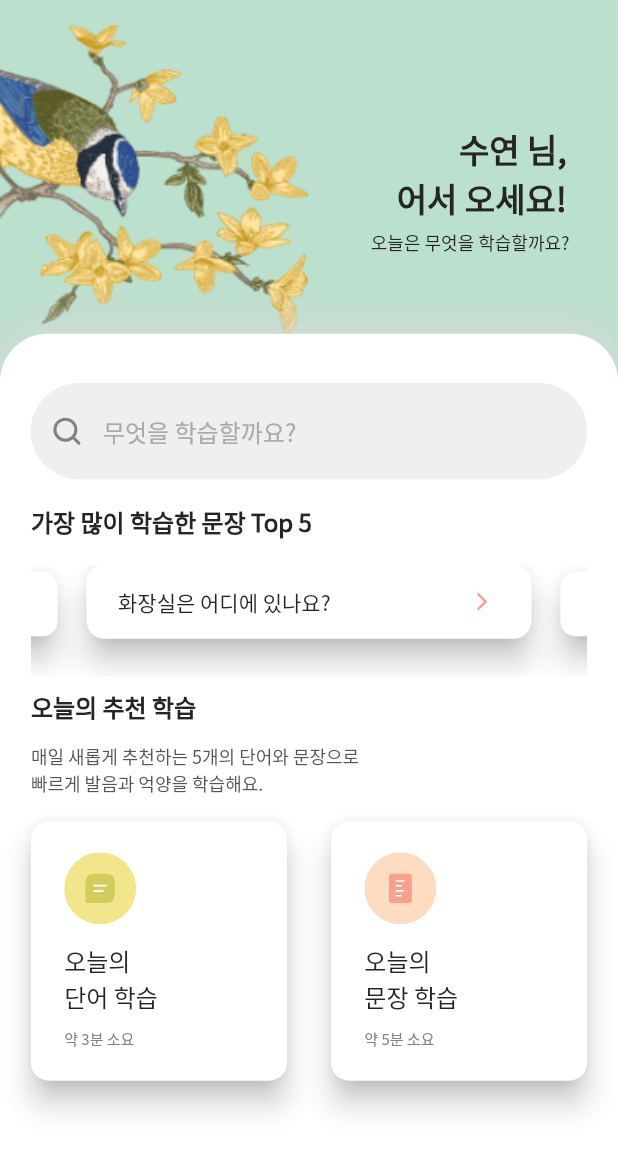
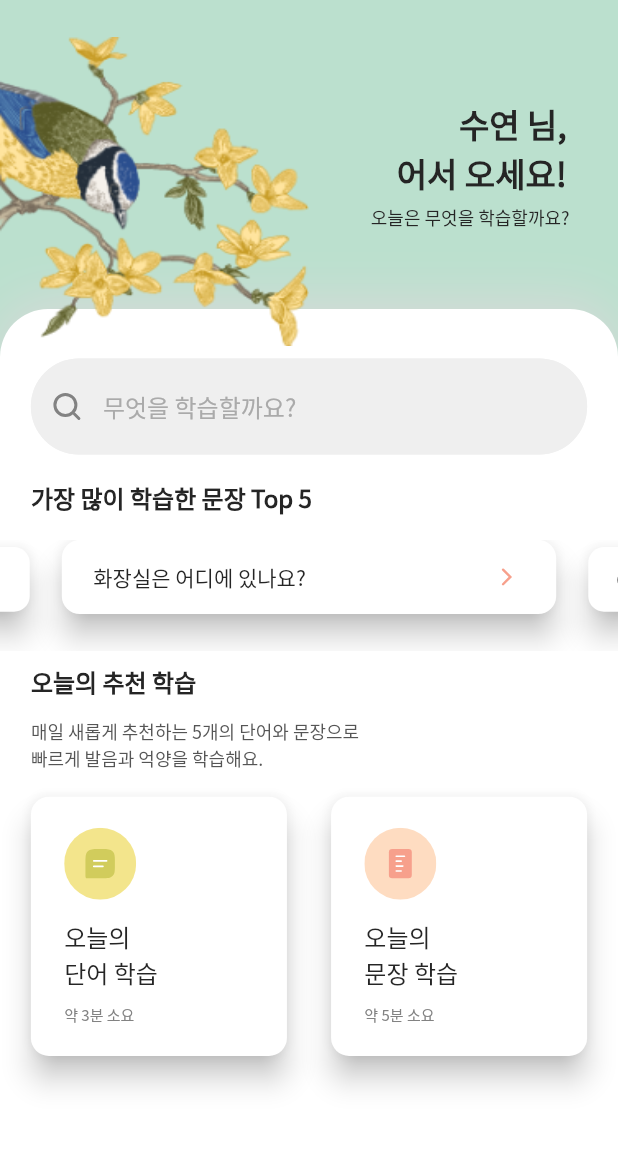
Before and after one commit to YeonJeans/Saera-Flutter, a Flutter app: the HomePage screen opened directly, on a phone screen of 412 x 824 dp. Shown: the top 1152 px of the screen. Run offline on Flutter 3.47's test engine with Material 2 defaults, Android fonts, the phone set to English and light mode, and no system bars; drawn by our look-alikes of carousel_slider; our stand-ins replace audioplayers, fl_chart, flutter_svg, fluttertoast, get, get_storage and 4 more; missing offline and left inert: dart:ffi, flutter_sound; accounts and stored records are empty; project files that could hold a hidden picture were left out.

Commit message:
[Chore/#50] Change Home Screen Section Height

```diff
--- a/lib/home/presentation/home_screen.dart
+++ b/lib/home/presentation/home_screen.dart
@@ -21,7 +21,7 @@ class _HomePageState extends State<HomePage> {
   Widget build(BuildContext context) {
 
     Widget imageSection = Container(
-      margin: EdgeInsets.only(top: MediaQuery.sizeOf(context).height*0.02),
+      margin: EdgeInsets.only(top: MediaQuery.sizeOf(context).height*0.03),
       width: MediaQuery.sizeOf(context).width*0.5,
       height: MediaQuery.sizeOf(context).height*0.25,
       decoration: const BoxDecoration(
@@ -34,7 +34,7 @@ class _HomePageState extends State<HomePage> {
 
     Widget greetingTextSection = Container(
       margin: EdgeInsets.only(
-          top: MediaQuery.sizeOf(context).height*0.10,
+          top: MediaQuery.sizeOf(context).height*0.08,
           left: MediaQuery.sizeOf(context).width*0.63
       ),
       child: Text(
@@ -46,7 +46,7 @@ class _HomePageState extends State<HomePage> {
 
     Widget studyTextSection = Container(
       margin: EdgeInsets.only(
-          top: MediaQuery.sizeOf(context).height*0.185,
+          top: MediaQuery.sizeOf(context).height*0.165,
           left: MediaQuery.sizeOf(context).width*0.60
       ),
       child: const Text(
@@ -57,6 +57,7 @@ class _HomePageState extends State<HomePage> {
     );
 
     Widget searchSection = Container(
+      padding: EdgeInsets.symmetric(horizontal: MediaQuery.sizeOf(context).width*0.05),
       margin: EdgeInsets.only(top: MediaQuery.sizeOf(context).height*0.04),
       //padding: const EdgeInsets.symmetric(horizontal: 21),
       child: Row(
@@ -87,6 +88,7 @@ class _HomePageState extends State<HomePage> {
     );
 
     Widget mostLearnTextSection = Container(
+      padding: EdgeInsets.symmetric(horizontal: MediaQuery.sizeOf(context).width*0.05),
       margin: EdgeInsets.only(top: MediaQuery.sizeOf(context).height*0.02),
       child: const Text(
         '가장 많이 학습한 문장 Top 5',
@@ -151,6 +153,7 @@ class _HomePageState extends State<HomePage> {
     );
 
     Widget todayRecommandSection = Container(
+      padding: EdgeInsets.symmetric(horizontal: MediaQuery.sizeOf(context).width*0.05),
       margin: EdgeInsets.only(top: MediaQuery.sizeOf(context).height*0.01),
       child: const Text(
         '오늘의 추천 학습',
@@ -159,6 +162,7 @@ class _HomePageState extends State<HomePage> {
     );
 
     Widget todayRecommandTextSection = Container(
+      padding: EdgeInsets.symmetric(horizontal: MediaQuery.sizeOf(context).width*0.05),
       margin: EdgeInsets.only(top: MediaQuery.sizeOf(context).height*0.015),
       child: const Text(
         '매일 새롭게 추천하는 5개의 단어와 문장으로\n빠르게 발음과 억양을 학습해요.',
@@ -167,6 +171,7 @@ class _HomePageState extends State<HomePage> {
     );
 
     Widget todayLearnSection = Container(
+      margin: EdgeInsets.symmetric(horizontal: MediaQuery.sizeOf(context).width*0.05),
       padding: EdgeInsets.only(top: MediaQuery.sizeOf(context).height*0.02),
       child: Row(
         mainAxisAlignment: MainAxisAlignment.spaceBetween,
@@ -248,7 +253,7 @@ class _HomePageState extends State<HomePage> {
     );
 
     Widget container = Container(
-      margin: EdgeInsets.only(top: MediaQuery.sizeOf(context).height*0.27),
+      margin: EdgeInsets.only(top: MediaQuery.sizeOf(context).height*0.25),
       decoration: const BoxDecoration(
           color: Colors.white,
           borderRadius: BorderRadius.only(topLeft: Radius.circular(32.0), topRight: Radius.circular(32.0)),
@@ -261,7 +266,6 @@ class _HomePageState extends State<HomePage> {
           ]
       ),
       child: Container(
-        padding: EdgeInsets.symmetric(horizontal: MediaQuery.sizeOf(context).width*0.05),
         child: ListView(
           children: [
             searchSection,
@@ -286,10 +290,10 @@ class _HomePageState extends State<HomePage> {
               resizeToAvoidBottomInset: false,
               body: Stack(
                 children: [
-                  imageSection,
                   greetingTextSection,
                   studyTextSection,
                   container,
+                  imageSection,
                 ],
               ),
             )
```
